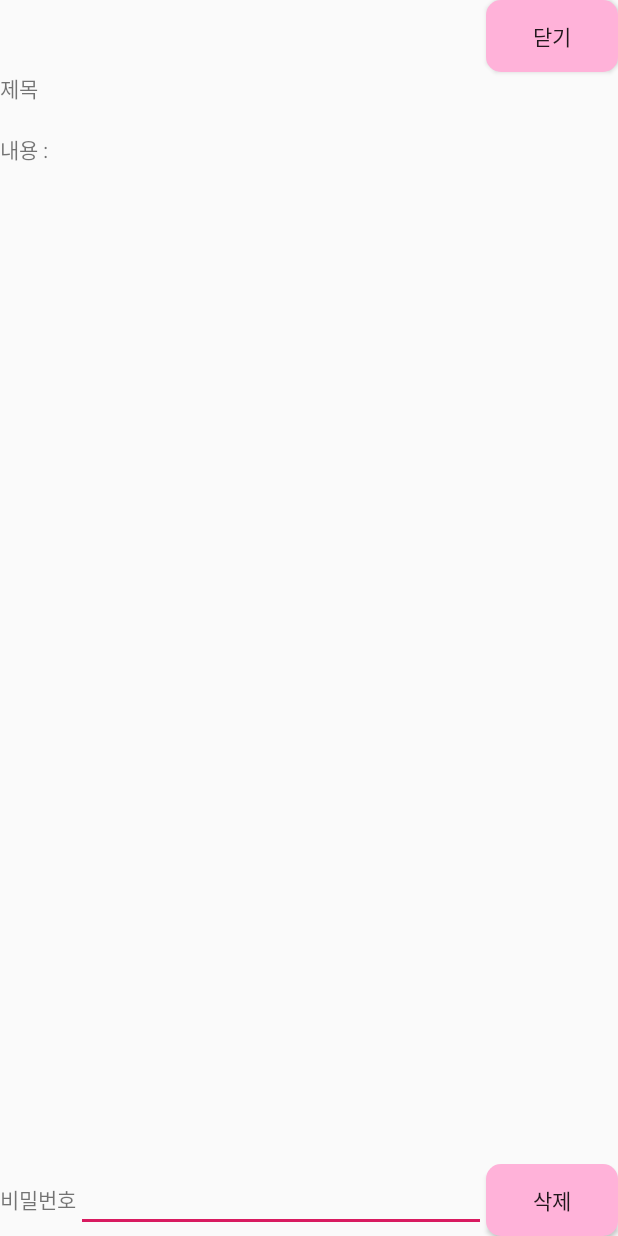
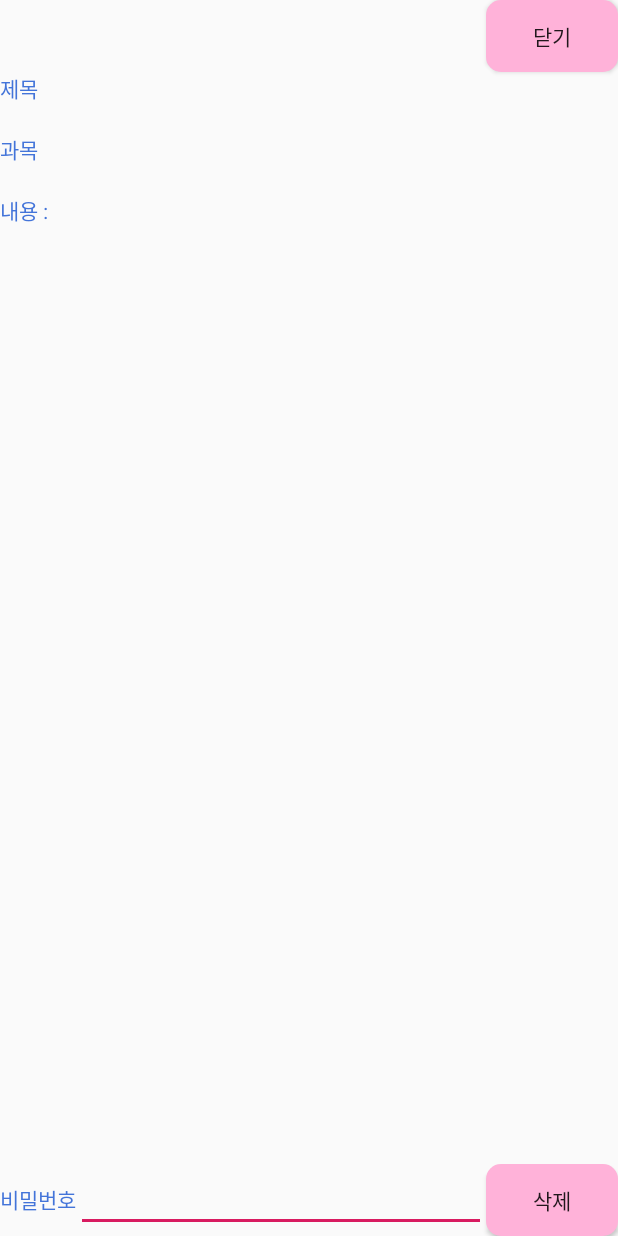
Before and after one commit to Sky-Titan/Team_Turkey, an Android app: the subject_change_read screen opened directly, with no data from a screen before it, on a phone screen of 412 x 824 dp. Run offline under Robolectric (Android 15) with nearby library versions, the light colour scheme and no system bars; 4 statements that could not run were skipped.

Commit message:
change_read 화면 구현

```diff
--- a/turkey_Android/app/src/main/java/org/techtown/turkey_android/FragmentC.java
+++ b/turkey_Android/app/src/main/java/org/techtown/turkey_android/FragmentC.java
@@ -118,8 +118,9 @@ public class FragmentC extends Fragment{
                 PostViewItem  item = (PostViewItem)adapter.getItem(pos);
                 String id=item.getId();
                 Intent intent=new Intent(getActivity(), subject_change_read.class);
+                intent.putExtra("id",id);
                 startActivity(intent);
-                intent.putExtra("id",id);
+
             }
         }) ;
 
--- a/turkey_Android/app/src/main/res/layout/activity_subject_change_read.xml
+++ b/turkey_Android/app/src/main/res/layout/activity_subject_change_read.xml
@@ -18,18 +18,29 @@
     <TextView
         android:layout_width="wrap_content"
         android:layout_height="wrap_content"
-        android:text="제목" />
+        android:text="제목"
+        android:textColor="#4374D9"/>
 
     <TextView
         android:layout_width="match_parent"
         android:layout_height="wrap_content"
         android:id="@+id/scr_title" />
 
-
     <TextView
         android:layout_width="wrap_content"
         android:layout_height="wrap_content"
-        android:text="내용 : " />
+        android:text="과목"
+        android:textColor="#4374D9"/>
+
+    <TextView
+        android:layout_width="match_parent"
+        android:layout_height="wrap_content"
+        android:id="@+id/scr_subjectNumber" />
+    <TextView
+        android:layout_width="wrap_content"
+        android:layout_height="wrap_content"
+        android:text="내용 : "
+        android:textColor="#4374D9"/>
 
 
     <TextView
@@ -49,6 +60,7 @@
                 android:layout_width="wrap_content"
                 android:layout_height="wrap_content"
                 android:text="비밀번호"
+                android:textColor="#4374D9"
                 />
             <EditText
                 android:layout_width="match_parent"
```
Also changed, not shown: turkey_Android/app/src/main/java/org/techtown/turkey_android/subject_change_read.java (+118 -24 lines).
